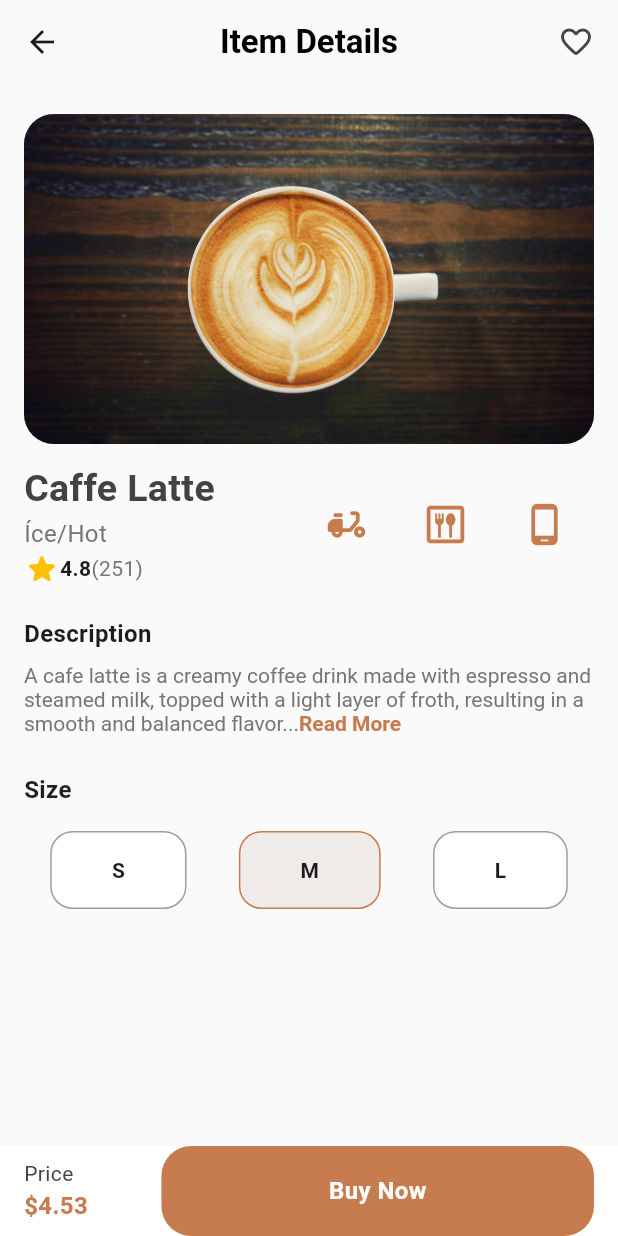
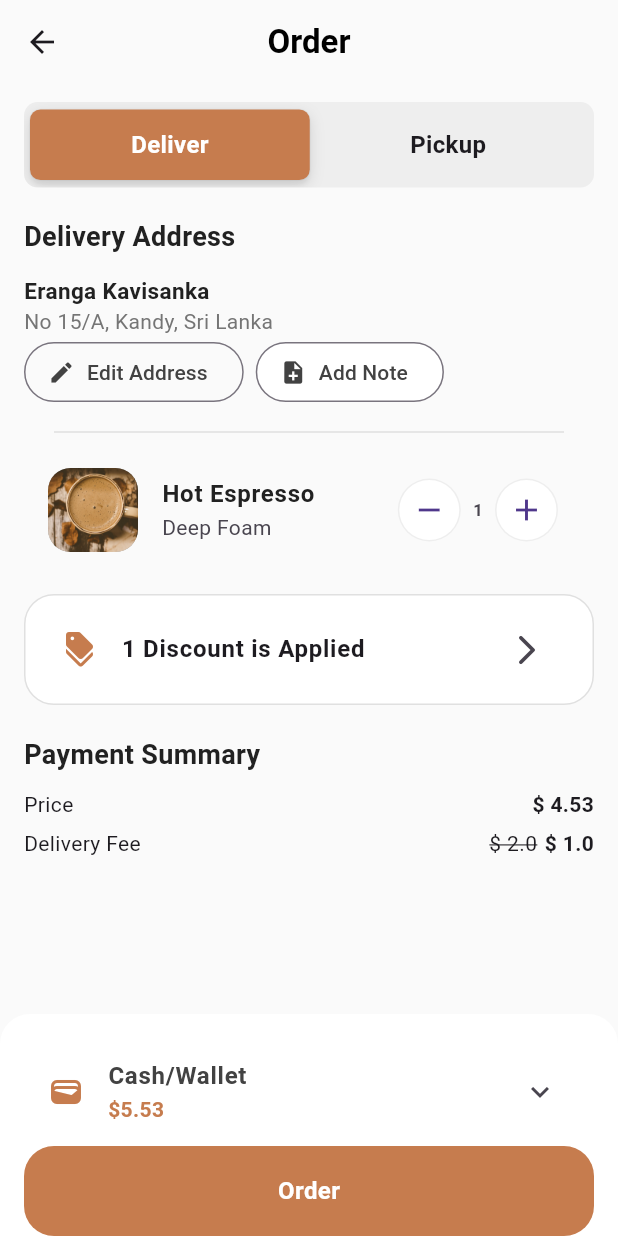
Before and after one commit to Eranga035225/coffee_shop_mobile_app_UI_Flutter, a Flutter app: the ItemViewScreen screen opened directly, after a tap on "Buy Now", on a phone screen of 412 x 824 dp. Run offline on Flutter 3.47's test engine with Material 3 defaults, Android fonts, the phone set to English and light mode, and no system bars.

Commit message:
copleted order screen as well

```diff
--- a/lib/Screens/item_view.dart
+++ b/lib/Screens/item_view.dart
@@ -1,6 +1,8 @@
 import 'package:coffee_shop_app/components/custom_button.dart';
 import 'package:coffee_shop_app/utils/custom_colors.dart';
 import 'package:flutter/material.dart';
+
+import 'order_screen.dart';
 
 class ItemViewScreen extends StatefulWidget {
   const ItemViewScreen({super.key});
@@ -16,8 +18,10 @@ class _ItemViewScreenState extends State<ItemViewScreen> {
     return Scaffold(
       backgroundColor: Colors.grey.shade50,
       bottomNavigationBar: Container(
+        padding: EdgeInsets.only(top: 16),
         decoration: BoxDecoration(
           color: Colors.white,
+          borderRadius: BorderRadius.only(topLeft: Radius.circular(20), topRight: Radius.circular(20))
         ),
         child: SafeArea(
           child: Padding(
@@ -35,7 +39,13 @@ class _ItemViewScreenState extends State<ItemViewScreen> {
 
               SizedBox(
                 width: size.width * 0.7,
-                child: CustomButton(text: 'Buy Now', onTap: (){}))
+                child: CustomButton(text: 'Buy Now', onTap: (){
+                  Navigator.push(context, MaterialPageRoute(
+                    builder: (context) => OrderScreen(),
+                  ));
+
+
+                }))
 
 
             ],),
--- /dev/null
+++ b/lib/Screens/order_screen.dart
@@ -0,0 +1,221 @@
+import 'package:coffee_shop_app/utils/custom_colors.dart';
+import 'package:flutter/cupertino.dart';
+import 'package:flutter/material.dart';
+
+import '../components/custom_button.dart';
+
+class OrderScreen extends StatefulWidget {
+  const OrderScreen({super.key});
+
+  @override
+  State<OrderScreen> createState() => _OrderScreenState();
+}
+
+class _OrderScreenState extends State<OrderScreen> {
+  @override
+  Widget build(BuildContext context) {
+    final size = MediaQuery.sizeOf(context);
+    return Scaffold(
+
+      backgroundColor: Colors.grey.shade50,
+      appBar: AppBar(
+        backgroundColor: Colors.grey.shade50,
+        title: Text('Order', style: TextStyle(color: Colors.black, fontWeight: FontWeight.w600),),
+        centerTitle: true,
+      ),
+       bottomNavigationBar: Container(
+        padding: EdgeInsets.only(top: 16),
+        decoration: BoxDecoration(
+          color: Colors.white,
+          borderRadius: BorderRadius.only(topLeft: Radius.circular(20), topRight: Radius.circular(20))
+        ),
+        child: SafeArea(
+          child: Padding(
+            padding: const EdgeInsets.symmetric(horizontal: 16.0),
+            child: Column(
+              mainAxisSize: MainAxisSize.min,
+
+
+              children: [
+                ListTile(
+                  leading: Icon(Icons.wallet, color: CustomColors.primaryColor),
+                  title: Text('Cash/Wallet', style:TextStyle(fontWeight: FontWeight.bold, color: Colors.grey.shade800)),
+                  subtitle: Text('\$5.53', style: TextStyle(color: CustomColors.primaryColor, fontWeight: FontWeight.bold, fontSize: 14),),
+                  trailing: Icon(Icons.keyboard_arrow_down),
+                ),
+                CustomButton(text: 'Order', onTap: (){}),
+
+
+            ],)
+          ),
+        ),
+      ),
+      body:
+      Padding(
+        padding: const EdgeInsets.symmetric(horizontal: 16.0, vertical: 12),
+        child: Column(
+          crossAxisAlignment: CrossAxisAlignment.start,
+
+          children: [
+            SizedBox(
+              width: double.infinity,
+              child: CupertinoSlidingSegmentedControl(
+                padding: EdgeInsets.all(5.0),
+                groupValue: 0,
+                thumbColor: CustomColors.primaryColor,
+                backgroundColor: Colors.grey.shade200,
+
+                children: {
+                0: Padding(padding: EdgeInsetsGeometry.symmetric(vertical: 12.0), child: Text('Deliver', style: TextStyle(color: Colors.white, fontWeight: FontWeight.bold, fontSize: 16),)),
+                1: Text('Pickup', style: TextStyle(fontWeight: FontWeight.bold, fontSize: 16),),
+              },
+                onValueChanged: (value){
+
+              },),
+            ),
+            SizedBox(height:20),
+            Text('Delivery Address', style: TextStyle(color: Colors.grey.shade900, fontSize: 18, fontWeight: FontWeight.w600),),
+            SizedBox(height:12),
+            Text('Eranga Kavisanka', style: TextStyle(color: Colors.grey.shade900, fontSize: 15, fontWeight: FontWeight.w600),),
+            Text('No 15/A, Kandy, Sri Lanka', style: TextStyle(color: Colors.grey.shade600),),
+            Row(children: [
+              OutlinedButton.icon(onPressed: (){},
+                label: Text('Edit Address', style: TextStyle(color: Colors.grey.shade800),),
+                icon: Icon(Icons.edit, color: Colors.grey.shade800,),
+
+              ),
+              SizedBox(width: 8,),
+              OutlinedButton.icon(
+                onPressed: (){},
+                style: ButtonStyle(
+                  backgroundColor: WidgetStatePropertyAll(Colors.white)
+
+                ),
+                label: Text('Add Note', style: TextStyle(color: Colors.grey.shade800),),
+                icon: Icon(Icons.note_add, color: Colors.grey.shade800,),
+
+              ),
+
+
+            ],),
+            Padding(
+              padding: const EdgeInsets.symmetric(vertical: 8.0, horizontal: 20),
+              child: Divider(color: Colors.grey.shade300),
+            ),
+
+            ListTile(
+              leading: Container(
+                width: 60,
+                height: 60,
+
+                decoration: BoxDecoration(
+                  color: Colors.grey,
+                  borderRadius: BorderRadius.circular(15),
+                  image: DecorationImage(image: AssetImage('assets/images/espresso.jpg'), fit: BoxFit.cover)
+
+
+                ),
+              ),
+              title: Text('Hot Espresso', style: TextStyle(color: Colors.grey.shade900, fontWeight: FontWeight.bold)),
+              subtitle: Text('Deep Foam'),
+              trailing: Row(
+                mainAxisSize: MainAxisSize.min,
+
+                children: [
+                  CircleAvatar(
+                    backgroundColor: Colors.grey.shade200,
+                    radius:21,
+                    child: CircleAvatar(
+                      backgroundColor: Colors.white,
+
+                      radius: 20,
+                      child: Icon(Icons.remove),
+                    ),
+                  ),
+                  Padding(
+                    padding: const EdgeInsets.all(8.0),
+                    child: Text('1', style:TextStyle(fontWeight: FontWeight.bold)),
+                  ),
+                  CircleAvatar(
+                    backgroundColor: Colors.grey.shade200,
+                    radius:21,
+
+                    child: CircleAvatar(
+                      backgroundColor: Colors.white,
+                      child: Icon(Icons.add)
+
+                    ),
+                  )
+
+
+              ],)
+
+
+
+
+            ),
+            SizedBox(height:20),
+            Container(
+              padding: EdgeInsets.all(8.0),
+
+              decoration: BoxDecoration(
+                color:Colors.white,
+                borderRadius: BorderRadius.circular(20),
+                border: Border.all(color: Colors.grey.shade300),
+
+
+
+              ),
+              child: ListTile(
+                leading: Icon(Icons.discount_rounded, color: CustomColors.primaryColor,),
+                title: Text('1 Discount is Applied', style: TextStyle(fontWeight: FontWeight.w600)),
+                trailing: Icon(Icons.arrow_forward_ios_rounded),
+              ),
+            ),
+             SizedBox(height:20),
+             Text('Payment Summary', style: TextStyle(color: Colors.grey.shade900, fontSize: 18, fontWeight: FontWeight.w600),),
+             SizedBox(height:10),
+             Row(
+              mainAxisAlignment: MainAxisAlignment.spaceBetween,
+              children: [
+              Text('Price'),
+              Text('\$ 4.53', style: TextStyle(fontWeight: FontWeight.bold),),
+
+             ],),
+             SizedBox(height:6),
+             Row(
+              mainAxisAlignment: MainAxisAlignment.spaceBetween,
+              children: [
+              Text('Delivery Fee'),
+              Row(
+                mainAxisSize: MainAxisSize.min,
+                children: [
+                  Text('\$ 2.0', style:TextStyle(decoration: TextDecoration.lineThrough),),
+                  SizedBox(width:5),
+                  Text('\$ 1.0', style:TextStyle(fontWeight: FontWeight.bold))
+                ],
+              )
+
+             ],),
+
+
+
+
+
+
+
+
+          ],
+
+
+
+        ),
+      )
+
+
+
+
+
+    );
+  }
+}
```
